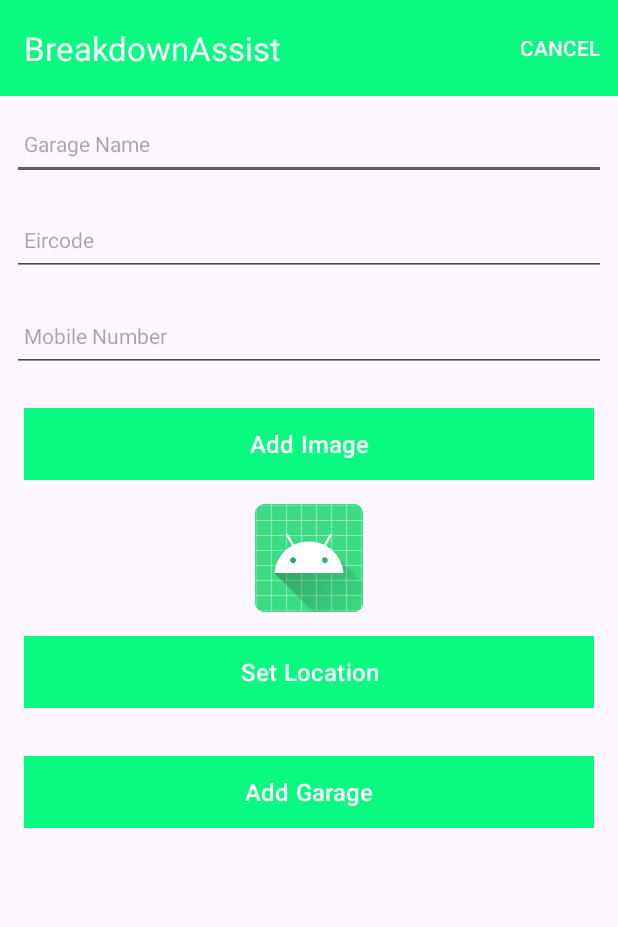
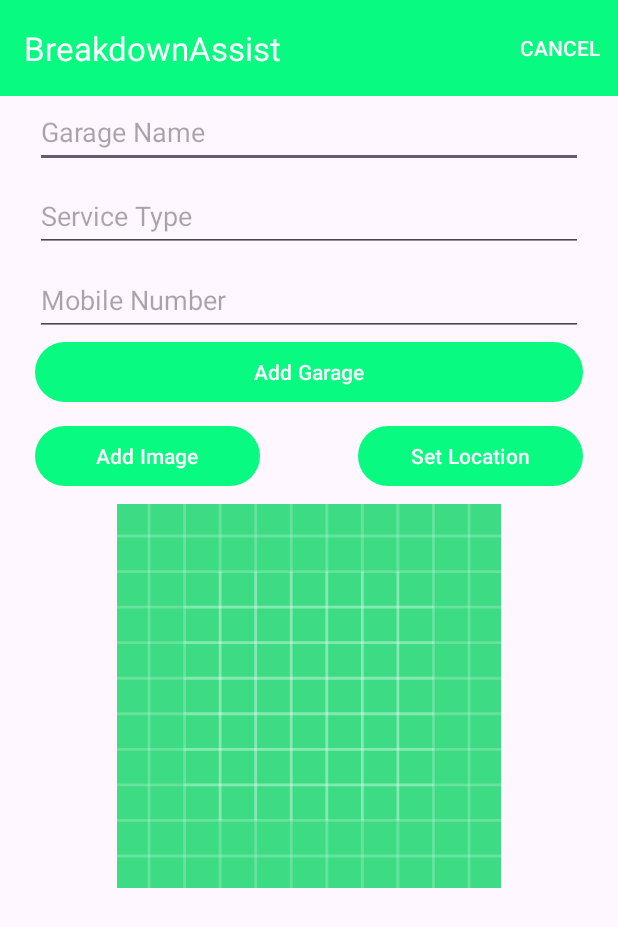
Before and after one commit to damiendriver/breakdownassist, an Android app: the BreakdownActivity screen opened directly, with no data from a screen before it, on a phone screen of 412 x 824 dp. Shown: the top 927 px of the screen. Run offline under Robolectric (Android 15) with nearby library versions, the phone set to English and light mode, and no system bars; our stand-ins replace Picasso, Timber.

Commit message:
refactor garage layout

```diff
--- a/app/src/main/res/layout/activity_breakdown.xml
+++ b/app/src/main/res/layout/activity_breakdown.xml
@@ -7,19 +7,16 @@
     android:layout_height="match_parent"
     tools:context="ie.setu.breakdownassist.activities.BreakdownActivity">
 
-    <RelativeLayout
-        android:layout_width="match_parent"
-        android:layout_height="wrap_content"
-        app:layout_constraintBottom_toBottomOf="parent"
-        app:layout_constraintTop_toTopOf="parent">
-
     <com.google.android.material.appbar.AppBarLayout
-            android:id="@+id/appBarLayout"
-            android:layout_width="match_parent"
+        android:id="@+id/appBarLayout2"
+        android:layout_width="0dp"
         android:layout_height="wrap_content"
         android:background="@color/colorAccent"
         android:fitsSystemWindows="true"
         app:elevation="0dip"
+        app:layout_constraintEnd_toEndOf="parent"
+        app:layout_constraintStart_toStartOf="parent"
+        app:layout_constraintTop_toTopOf="parent"
         app:theme="@style/ThemeOverlay.AppCompat.Dark.ActionBar">
 
         <androidx.appcompat.widget.Toolbar
@@ -29,102 +26,106 @@
             app:titleTextColor="@color/colorPrimary" />
     </com.google.android.material.appbar.AppBarLayout>
 
-        <ScrollView
+    <androidx.constraintlayout.widget.ConstraintLayout
         android:layout_width="match_parent"
-            android:layout_height="match_parent"
-            android:layout_below="@id/appBarLayout"
-            android:fillViewport="true">
-
-            <LinearLayout
-                android:layout_width="match_parent"
-                android:layout_height="wrap_content"
-                android:orientation="vertical">
+        android:layout_height="600dp"
+        android:layout_marginEnd="8dp"
+        android:layout_marginStart="8dp"
+        app:layout_constraintEnd_toEndOf="parent"
+        app:layout_constraintStart_toStartOf="parent"
+        app:layout_constraintTop_toTopOf="parent">
 
         <EditText
             android:id="@+id/breakdownTitle"
-                    android:layout_width="match_parent"
+            android:layout_width="365dp"
             android:layout_height="48dp"
-                    android:layout_margin="8dp"
-                    android:autofillHints=""
+            android:layout_marginStart="8dp"
+            android:layout_marginTop="64dp"
+            android:layout_marginEnd="8dp"
+            android:ems="10"
             android:hint="@string/hint_breakdownTitle"
             android:inputType="text"
-                    android:maxLength="25"
-                    android:maxLines="1"
-                    android:padding="8dp"
-                    android:textColor="@color/colorPrimaryDark"
-                    android:textSize="14sp" />
+            app:layout_constraintEnd_toEndOf="parent"
+            app:layout_constraintHorizontal_bias="0.503"
+            app:layout_constraintStart_toStartOf="parent"
+            app:layout_constraintTop_toTopOf="parent" />
 
         <EditText
             android:id="@+id/description"
-                    android:layout_width="match_parent"
+            android:layout_width="365dp"
             android:layout_height="48dp"
-                    android:layout_margin="8dp"
+            android:layout_marginStart="8dp"
+            android:layout_marginTop="8dp"
+            android:layout_marginEnd="8dp"
+            android:ems="10"
             android:hint="@string/hint_breakdownDescription"
-                    android:inputType="text"
-                    android:maxLength="25"
-                    android:maxLines="1"
-                    android:padding="8dp"
-                    android:textColor="@color/colorPrimaryDark"
-                    android:textSize="14sp" />
+            android:inputType="textPersonName"
+            app:layout_constraintEnd_toEndOf="parent"
+            app:layout_constraintStart_toStartOf="parent"
+            app:layout_constraintTop_toBottomOf="@+id/breakdownTitle" />
 
         <EditText
             android:id="@+id/phone"
-                    android:layout_width="match_parent"
+            android:layout_width="365dp"
             android:layout_height="48dp"
-                    android:layout_margin="8dp"
+            android:layout_marginStart="8dp"
+            android:layout_marginTop="8dp"
+            android:layout_marginEnd="8dp"
+            android:ems="10"
             android:hint="@string/hint_breakdownPhone"
-                    android:inputType="phone"
-                    android:maxLength="10"
-                    android:maxLines="1"
-                    android:padding="8dp"
-                    android:textColor="@color/colorPrimaryDark"
-                    android:textSize="14sp" />
+            android:inputType="textPersonName"
+            app:layout_constraintEnd_toEndOf="parent"
+            app:layout_constraintStart_toStartOf="parent"
+            app:layout_constraintTop_toBottomOf="@+id/description" />
+
+        <Button
+            android:id="@+id/btnAdd"
+            android:layout_width="365dp"
+            android:layout_height="wrap_content"
+            android:layout_marginEnd="8dp"
+            android:layout_marginStart="8dp"
+            android:text="@string/button_addBreakdown"
+            app:layout_constraintEnd_toEndOf="parent"
+            app:layout_constraintStart_toStartOf="parent"
+            app:layout_constraintTop_toBottomOf="@+id/phone" />
 
         <Button
             android:id="@+id/chooseImage"
-                    android:layout_width="match_parent"
+            android:layout_width="150dp"
             android:layout_height="wrap_content"
-                    android:layout_margin="16dp"
-                    android:background="@color/colorAccent"
-                    android:paddingBottom="8dp"
-                    android:paddingTop="8dp"
+            android:layout_marginTop="8dp"
             android:text="@string/button_addImage"
-                    android:textColor="@color/colorPrimary"
-                    android:textSize="16sp"/>
+            app:layout_constraintStart_toStartOf="@+id/btnAdd"
+            app:layout_constraintTop_toBottomOf="@+id/btnAdd" />
+
+        <Button
+            android:id="@+id/breakdownLocation"
+            android:layout_width="150dp"
+            android:layout_height="wrap_content"
+            android:layout_marginStart="8dp"
+            android:layout_marginTop="8dp"
+            android:text="@string/button_location"
+            app:layout_constraintEnd_toEndOf="@+id/btnAdd"
+            app:layout_constraintHorizontal_bias="1.0"
+            app:layout_constraintStart_toEndOf="@+id/chooseImage"
+            app:layout_constraintTop_toBottomOf="@+id/btnAdd" />
 
         <ImageView
             android:id="@+id/breakdownImage"
-                    android:layout_width="match_parent"
-                    android:layout_height="wrap_content"
-                    app:srcCompat="@mipmap/ic_launcher"/>
+            android:layout_width="0dp"
+            android:layout_height="0dp"
+            android:layout_marginStart="8dp"
+            android:layout_marginTop="8dp"
+            android:layout_marginEnd="8dp"
+            android:layout_marginBottom="8dp"
+            app:layout_constraintBottom_toBottomOf="parent"
+            app:layout_constraintEnd_toEndOf="parent"
+            app:layout_constraintHorizontal_bias="0.0"
+            app:layout_constraintStart_toStartOf="parent"
+            app:layout_constraintTop_toBottomOf="@+id/breakdownLocation"
+            app:layout_constraintVertical_bias="1.0"
+            app:srcCompat="@drawable/ic_launcher_background" />
 
-                <Button
-                    android:id="@+id/breakdownLocation"
-                    android:layout_width="match_parent"
-                    android:layout_height="wrap_content"
-                    android:layout_margin="16dp"
-                    android:background="@color/colorAccent"
-                    android:paddingBottom="8dp"
-                    android:paddingTop="8dp"
-                    android:stateListAnimator="@null"
-                    android:text="@string/button_location"
-                    android:textColor="@color/colorPrimary"
-                    android:textSize="16sp"/>
+    </androidx.constraintlayout.widget.ConstraintLayout>
 
-                <Button
-                    android:id="@+id/btnAdd"
-                    android:layout_width="match_parent"
-                    android:layout_height="wrap_content"
-                    android:layout_margin="16dp"
-                    android:background="@color/colorAccent"
-                    android:paddingTop="8dp"
-                    android:paddingBottom="8dp"
-                    android:stateListAnimator="@null"
-                    android:text="@string/button_addBreakdown"
-                    android:textColor="@color/colorPrimary"
-                    android:textSize="16sp" />
-            </LinearLayout>
-        </ScrollView>
-
-    </RelativeLayout>
 </androidx.constraintlayout.widget.ConstraintLayout>
--- a/app/src/main/res/values/strings.xml
+++ b/app/src/main/res/values/strings.xml
@@ -2,7 +2,7 @@
     <string name="app_name">BreakdownAssist</string>
     <string name="button_addBreakdown">Add Garage</string>
     <string name="hint_breakdownTitle">Garage Name</string>
-    <string name="hint_breakdownDescription">Eircode </string>
+    <string name="hint_breakdownDescription">Service Type </string>
     <string name="hint_breakdownPhone">Mobile Number </string>
     <string name="menu_addBreakdown">Add</string>
     <string name="menu_cancelBreakdown">Cancel</string>
```
Also changed, not shown: app/src/main/java/ie/setu/breakdownassist/activities/BreakdownMapsActivity.kt (+8 -1 lines), app/src/main/res/layout/content_breakdown_maps.xml (+63 -9 lines). Lines whose indentation alone changed are shown as unchanged.
